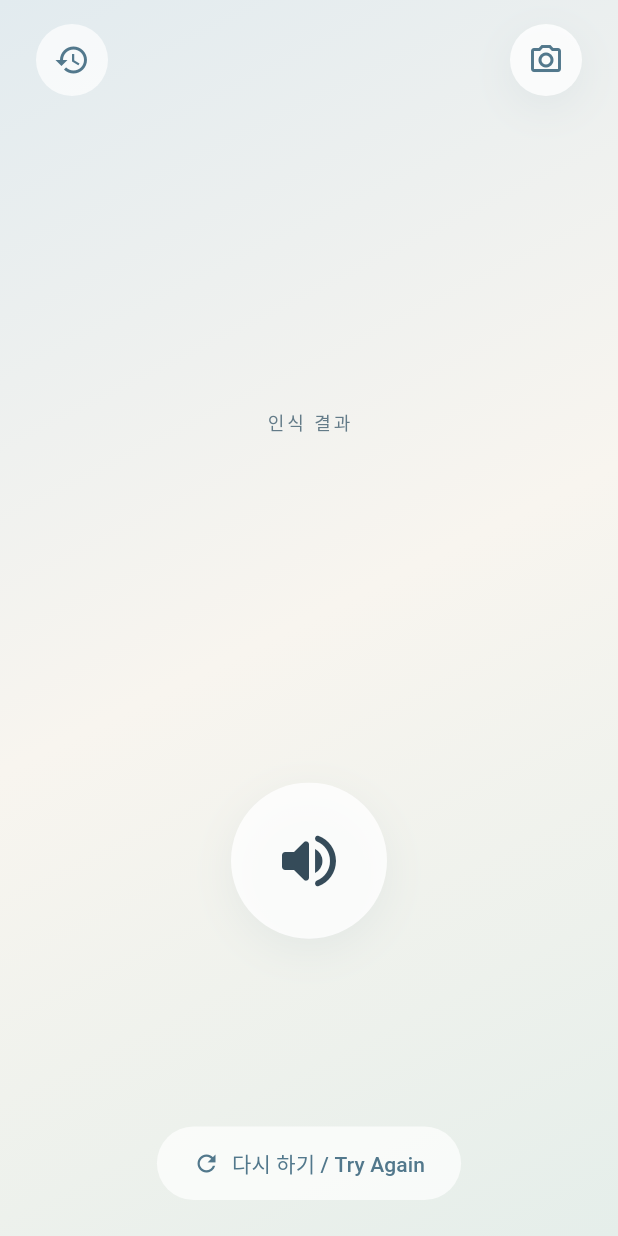
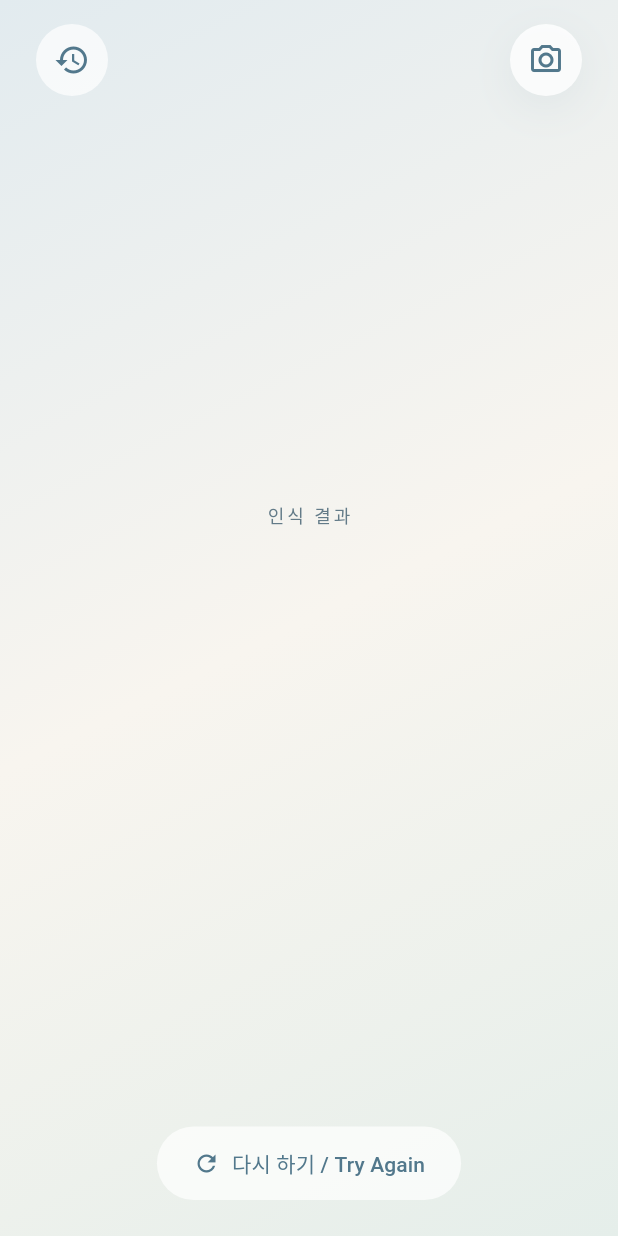
Before and after one commit to LSJL2002/signlanguage, a Flutter app: the CommunicationPage screen opened directly with empty values, on a phone screen of 412 x 824 dp. Run offline on Flutter 3.47's test engine with Material 3 defaults, Android fonts, the phone set to English and light mode, and no system bars; our stand-ins replace camera, file_picker, flutter_secure_storage; missing offline and left inert: gal, google_mlkit_pose_detection, tflite_flutter; accounts and stored records are empty.

Commit message:
Remove speaker control from translation results

```diff
--- a/lib/main.dart
+++ b/lib/main.dart
@@ -174,10 +174,7 @@ class _CommunicationPageState extends State<CommunicationPage> {
                     ],
                   ),
                   Expanded(
-                    child: LayoutBuilder(
-                      builder: (context, constraints) {
-                        final compact = constraints.maxHeight < 340;
-                        return Column(
+                    child: Column(
                       children: [
                         const Spacer(flex: 5),
                         const Text(
@@ -200,22 +197,8 @@ class _CommunicationPageState extends State<CommunicationPage> {
                             ),
                           ),
                         ),
-                            SizedBox(height: compact ? 16 : 44),
-                            _CircleButton(
-                              label: '번역 문장 듣기',
-                              light: true,
-                              size: compact ? 64 : 104,
-                              onPressed: () {},
-                              child: Icon(
-                                Icons.volume_up_rounded,
-                                size: compact ? 32 : 48,
-                                color: AppPalette.ink,
-                              ),
-                            ),
                         const Spacer(flex: 3),
                       ],
-                        );
-                      },
                     ),
                   ),
                   TextButton.icon(
@@ -244,22 +227,18 @@ class _CircleButton extends StatelessWidget {
     required this.label,
     required this.child,
     required this.onPressed,
-    this.size = 48,
-    this.light = false,
   });
   final String label;
   final Widget child;
   final VoidCallback onPressed;
-  final double size;
-  final bool light;
 
   @override
   Widget build(BuildContext context) => Semantics(
     label: label,
     button: true,
     child: Container(
-      width: size,
-      height: size,
+      width: 48,
+      height: 48,
       decoration: const BoxDecoration(
         shape: BoxShape.circle,
         boxShadow: [
```
Also changed, not shown: 1 other file. Lines whose indentation alone changed are shown as unchanged.
